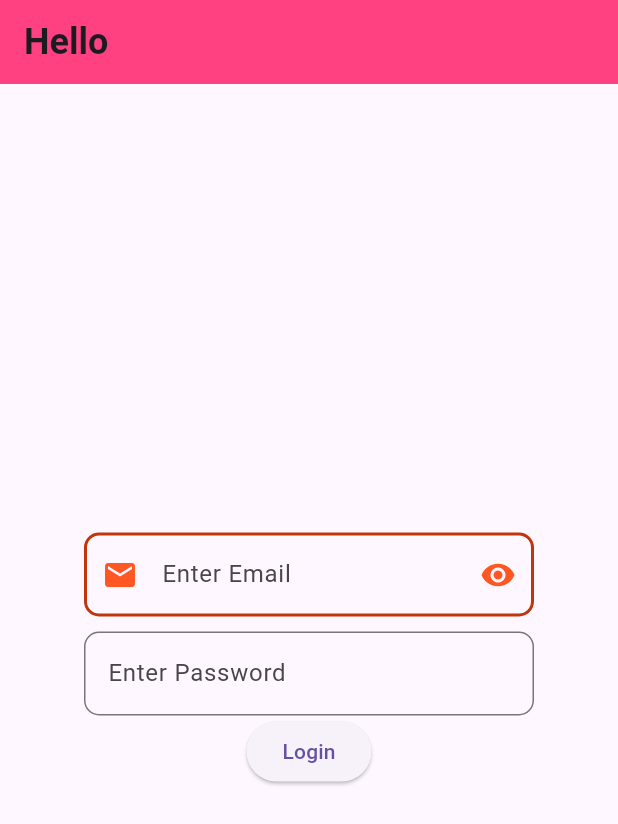
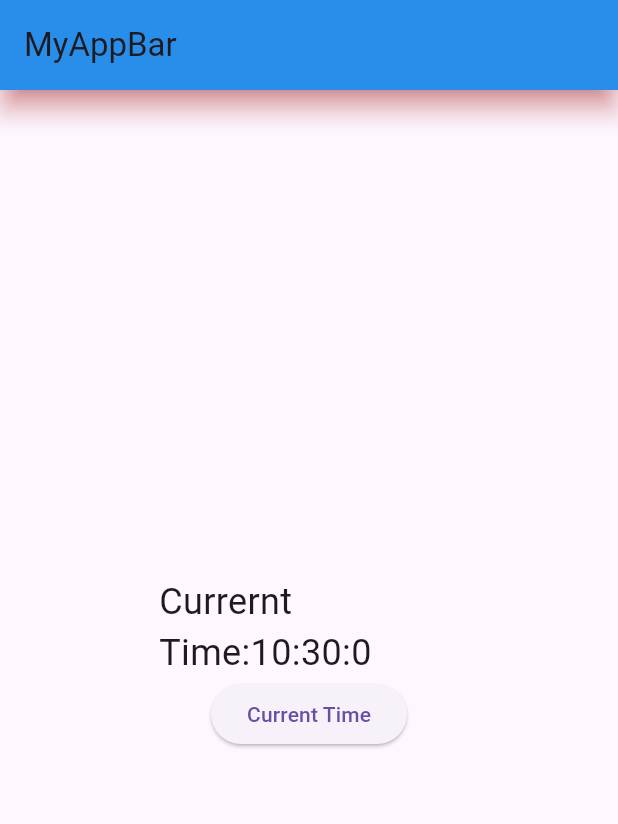
Before and after one commit to hannanmiyaji/flutter, a Flutter app: the screen it shows after launch, on a phone screen of 412 x 824 dp. Shown: the top 824 px of the screen. Run offline on Flutter 3.47's test engine with Material 3 defaults, Android fonts, the phone set to English and light mode, and no system bars.

Commit message:
Current Date & Time

```diff
--- a/lib/main.dart
+++ b/lib/main.dart
@@ -1,7 +1,7 @@
 import 'package:flutter/cupertino.dart';
 import 'package:flutter/material.dart';
 
-void main(){
+void main() {
   runApp(const MyApp());
 }
 
@@ -11,92 +11,43 @@ class MyApp extends StatelessWidget {
   @override
   Widget build(BuildContext context) {
     return MaterialApp(
-      title: 'Flutter Demo',
       debugShowCheckedModeBanner: false,
-      theme: ThemeData(
-        primarySwatch: Colors.green,
-      ),
-      home: HomePage(),
+      home: HomeActivty(),
     );
   }
 }
 
-class HomePage extends StatelessWidget {
-  HomePage({super.key});
+class HomeActivty extends StatelessWidget {
+  HomeActivty({super.key});
 
-  var emailText = TextEditingController();
-  var passText = TextEditingController();
+  var time = DateTime.now();
 
   @override
   Widget build(BuildContext context) {
     return Scaffold(
       appBar: AppBar(
-        backgroundColor: Colors.pinkAccent,
-        title: Text(
-          'Hello',
-          style: TextStyle(fontSize: 24, fontWeight: FontWeight.bold),
-        ),
+        backgroundColor: Colors.blue,
+        title: Text('MyAppBar'),
+        toolbarHeight: 60,
+        elevation: 7,
+        shadowColor: Colors.redAccent,
       ),
       body: Center(
         child: Container(
-          width: 300,
+          width: 200,
+          height: 200,
           child: Column(
             mainAxisAlignment: MainAxisAlignment.center,
             children: [
-              TextField(
-                controller: emailText,
-                decoration: InputDecoration(
-                    hintText: 'Enter Email',
-                    focusedBorder: OutlineInputBorder(
-                      borderRadius: BorderRadius.circular(10),
-                      borderSide: BorderSide(color: Colors.green, width: 2),
-                    ),
-                    enabledBorder: OutlineInputBorder(
-                      borderRadius: BorderRadius.circular(10),
-                      borderSide: BorderSide(
-                        color: Color(0xFFBF360C),
-                        width: 2,
-                      ),
-                    ),
-                    disabledBorder: OutlineInputBorder(
-                      borderRadius: BorderRadius.circular(10),
-                      borderSide:
-                          BorderSide(color: Colors.yellowAccent, width: 2),
-                    ),
-                    suffixIcon:
-                        Icon(Icons.remove_red_eye, color: Colors.deepOrange),
-                    prefixIcon: Icon(
-                      Icons.email,
-                      color: Colors.deepOrange,
-                    )),
-              ),
-              Column(
-                children: [
-                  Container(
-                    height: 10,
-                  ),
-                ],
-              ),
-              TextField(
-                obscureText: true,
-                // obscuringCharacter: '*',
-                controller: passText,
-                decoration: InputDecoration(
-                    hintText: 'Enter Password',
-                    border: OutlineInputBorder(
-                      borderRadius: BorderRadius.circular(10),
-                      borderSide:
-                          BorderSide(color: Colors.cyanAccent, width: 2),
-                    )),
+              Text(
+                'Currernt Time:${time.hour}:${time.minute}:${time.second}',
+                style: TextStyle(fontSize: 24),
               ),
               ElevatedButton(
-                onPressed: () {
-                  String uEmail = emailText.text.toString();
-                  String uPass = passText.text;
-                  print("Email:$uEmail,Pass:$uPass");
-                },
-                child: Text('Login'),
-              ),
+                  onPressed: () {
+                    setState() {}
+                  },
+                  child: Text('Current Time')),
             ],
           ),
         ),
```
